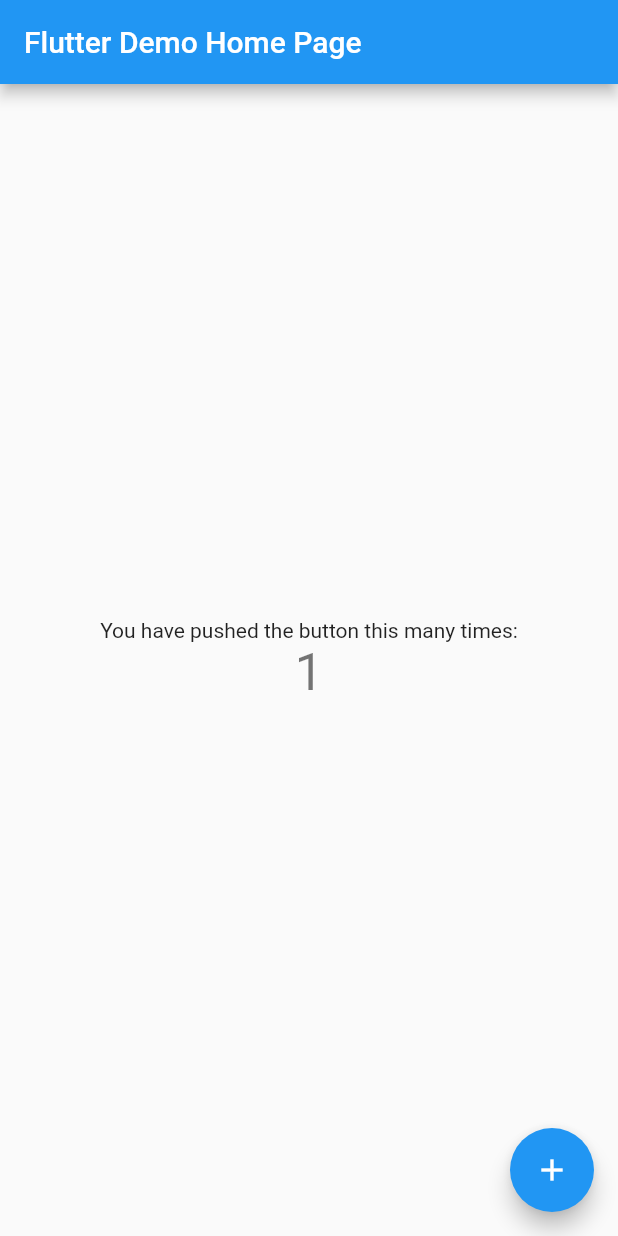
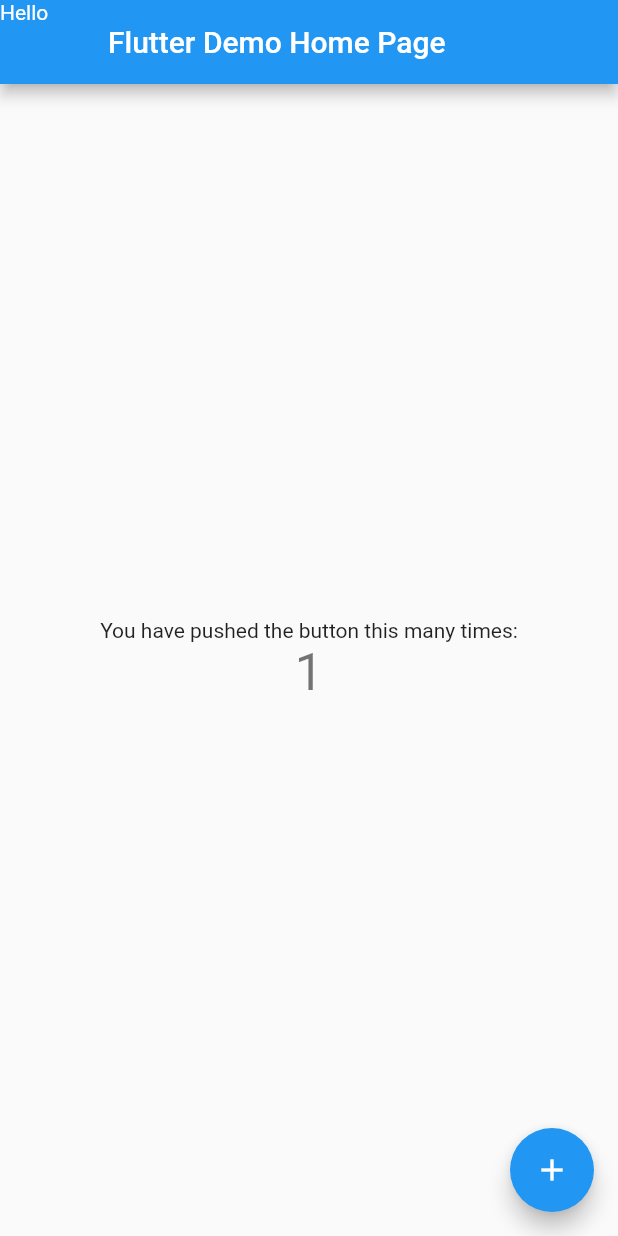
Before and after one commit to tholzx/flutter_application_1, a Flutter app: the screen it shows after launch, after a tap on the "add" icon, on a phone screen of 412 x 824 dp. Run offline on Flutter 3.47's test engine with Material 2 defaults, Android fonts, the phone set to English and light mode, and no system bars.

Commit message:
Added subTitle

```diff
--- a/lib/main.dart
+++ b/lib/main.dart
@@ -1,4 +1,5 @@
 import 'package:flutter/material.dart';
+import 'package:flutter/foundation.dart';
 
 void main() {
   runApp(const MyApp());
@@ -24,13 +25,14 @@ class MyApp extends StatelessWidget {
         // is not restarted.
         primarySwatch: Colors.blue,
       ),
-      home: const MyHomePage(title: 'Flutter Demo Home Page'),
+      home:
+          const MyHomePage(title: 'Flutter Demo Home Page', subTitle: 'Hello'),
     );
   }
 }
 
 class MyHomePage extends StatefulWidget {
-  const MyHomePage({super.key, required this.title});
+  const MyHomePage({super.key, required this.title, required this.subTitle});
 
   // This widget is the home page of your application. It is stateful, meaning
   // that it has a State object (defined below) that contains fields that affect
@@ -42,6 +44,7 @@ class MyHomePage extends StatefulWidget {
   // always marked "final".
 
   final String title;
+  final String subTitle;
 
   @override
   State<MyHomePage> createState() => _MyHomePageState();
@@ -58,6 +61,8 @@ class _MyHomePageState extends State<MyHomePage> {
       // _counter without calling setState(), then the build method would not be
       // called again, and so nothing would appear to happen.
       _counter++;
+
+      debugPrint('updated counter');
     });
   }
 
@@ -71,10 +76,10 @@ class _MyHomePageState extends State<MyHomePage> {
     // than having to individually change instances of widgets.
     return Scaffold(
       appBar: AppBar(
-        // Here we take the value from the MyHomePage object that was created by
-        // the App.build method, and use it to set our appbar title.
-        title: Text(widget.title),
-      ),
+          // Here we take the value from the MyHomePage object that was created by
+          // the App.build method, and use it to set our appbar title.
+          title: Text(widget.title),
+          leading: Text(widget.subTitle)),
       body: Center(
         // Center is a layout widget. It takes a single child and positions it
         // in the middle of the parent.
```
